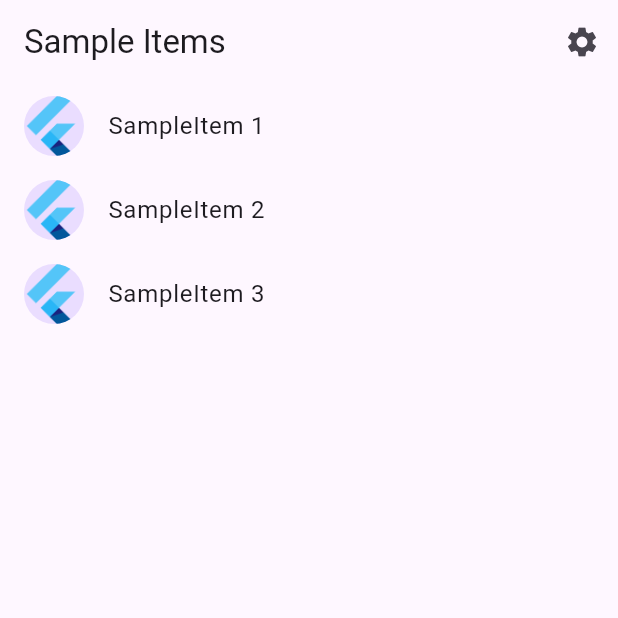
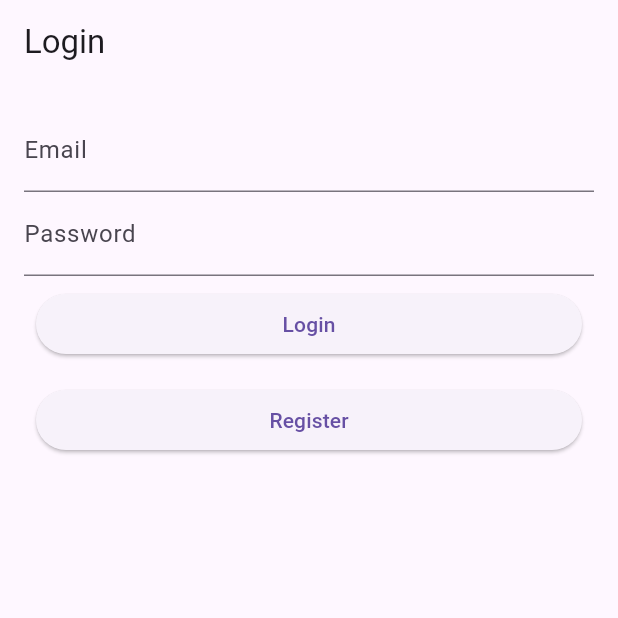
Before and after one commit to DoctorTau/Challengify-mobile, a Flutter app: the screen it shows after launch, on a phone screen of 412 x 824 dp, the top half of it. Run offline on Flutter 3.47's test engine with Material 3 defaults, Android fonts, the phone set to English and light mode, and no system bars; our stand-ins replace logger, shared_preferences; generated files the repository leaves out were written again.

Commit message:
Add http and logger dependencies, create FullWidthButton widget, and add AuthInteractor for registration and login

```diff
--- /dev/null
+++ b/lib/src/view/screens/login_screen.dart
@@ -0,0 +1,79 @@
+import 'package:challengify_app/src/Storage/JwtStorage.dart';
+import 'package:challengify_app/src/view/screens/registration_screen.dart';
+import 'package:challengify_app/src/view/widgets/full_width_button.dart';
+import 'package:challengify_app/src/web_interactors/auth_interactor.dart';
+import 'package:flutter/material.dart';
+
+class LoginPage extends StatefulWidget {
+  LoginPage({Key? key}) : super(key: key);
+
+  @override
+  _LoginPageState createState() => _LoginPageState();
+}
+
+class _LoginPageState extends State<LoginPage> {
+  final _emailController = TextEditingController();
+  final _passwordController = TextEditingController();
+  final _authInteractor = AuthInteractor(baseUrl: 'http://10.0.2.2:8080');
+
+  String _errorMessage = '';
+
+  Future<void> _login() async {
+    try {
+      final jwt = await _authInteractor.login(
+        _emailController.text,
+        _passwordController.text,
+      );
+      await Storage.saveJwt(jwt);
+    } catch (e) {
+      setState(() {
+        _errorMessage = 'Login failed: $e';
+      });
+    }
+  }
+
+  @override
+  Widget build(BuildContext context) {
+    return Scaffold(
+      appBar: AppBar(
+        title: Text('Login'),
+      ),
+      body: Padding(
+        padding: const EdgeInsets.all(16.0),
+        child: Center(
+          child: Column(
+            children: [
+              TextField(
+                controller: _emailController,
+                decoration: InputDecoration(
+                  labelText: 'Email',
+                ),
+              ),
+              TextField(
+                controller: _passwordController,
+                decoration: InputDecoration(
+                  labelText: 'Password',
+                ),
+                obscureText: true,
+              ),
+              FullWidhtButton(
+                onPressed: _login,
+                text: "Login",
+              ),
+              FullWidhtButton(
+                onPressed: () {
+                  Navigator.push(
+                    context,
+                    MaterialPageRoute(builder: (context) => RegisterPage()),
+                  );
+                },
+                text: "Register",
+              ),
+              Text(_errorMessage, style: TextStyle(color: Colors.red)),
+            ],
+          ),
+        ),
+      ),
+    );
+  }
+}
--- /dev/null
+++ b/lib/src/view/widgets/full_width_button.dart
@@ -0,0 +1,22 @@
+import 'package:flutter/material.dart';
+
+class FullWidhtButton extends StatelessWidget {
+  final VoidCallback onPressed;
+  final String text;
+
+  const FullWidhtButton(
+      {super.key, required this.onPressed, required this.text});
+
+  @override
+  Widget build(BuildContext context) {
+    return Padding(
+      padding: const EdgeInsets.all(8.0),
+      child: SizedBox(
+          width: double.infinity,
+          child: ElevatedButton(
+            onPressed: onPressed,
+            child: Text(text),
+          )),
+    );
+  }
+}
--- /dev/null
+++ b/lib/src/web_interactors/auth_interactor.dart
@@ -0,0 +1,57 @@
+import 'package:http/http.dart' as http;
+import 'dart:convert';
+import 'package:logger/logger.dart';
+
+class AuthInteractor {
+  final String baseUrl;
+
+  final logger = Logger();
+
+  AuthInteractor({required this.baseUrl});
+
+  Future<String> register(
+      String username, String email, String password) async {
+    final response = await http.post(
+      Uri.parse('$baseUrl/api/Auth/register'),
+      headers: <String, String>{
+        'Content-Type': 'application/json; charset=UTF-8',
+      },
+      body: jsonEncode(<String, String>{
+        'Username': username,
+        'Email': email,
+        'Password': password,
+      }),
+    );
+
+    logger.d(response.body);
+
+    if (response.statusCode == 201) {
+      logger.i('Registration successful');
+      return login(email, password);
+    } else {
+      throw Exception('Failed to register user');
+    }
+  }
+
+  Future<String> login(String email, String password) async {
+    final response = await http.post(
+      Uri.parse('$baseUrl/api/Auth/login'),
+      headers: <String, String>{
+        'Content-Type': 'application/json; charset=UTF-8',
+      },
+      body: jsonEncode(<String, String>{
+        'Email': email,
+        'Password': password,
+      }),
+    );
+
+    logger.d(response.body);
+
+    if (response.statusCode == 200) {
+      logger.i('Login successful');
+      return response.body;
+    } else {
+      throw Exception('Failed to login');
+    }
+  }
+}
--- a/pubspec.yaml
+++ b/pubspec.yaml
@@ -14,7 +14,9 @@ dependencies:
     sdk: flutter
   flutter_localizations:
     sdk: flutter
+  http: ^1.2.1
   shared_preferences: ^2.2.2
+  logger: ^2.1.0
 
 dev_dependencies:
   flutter_test:
```
Also changed, not shown: lib/src/app.dart (+6 -19 lines), lib/src/view/screens/registration_screen.dart (added, +78 -0 lines), pubspec.lock.
